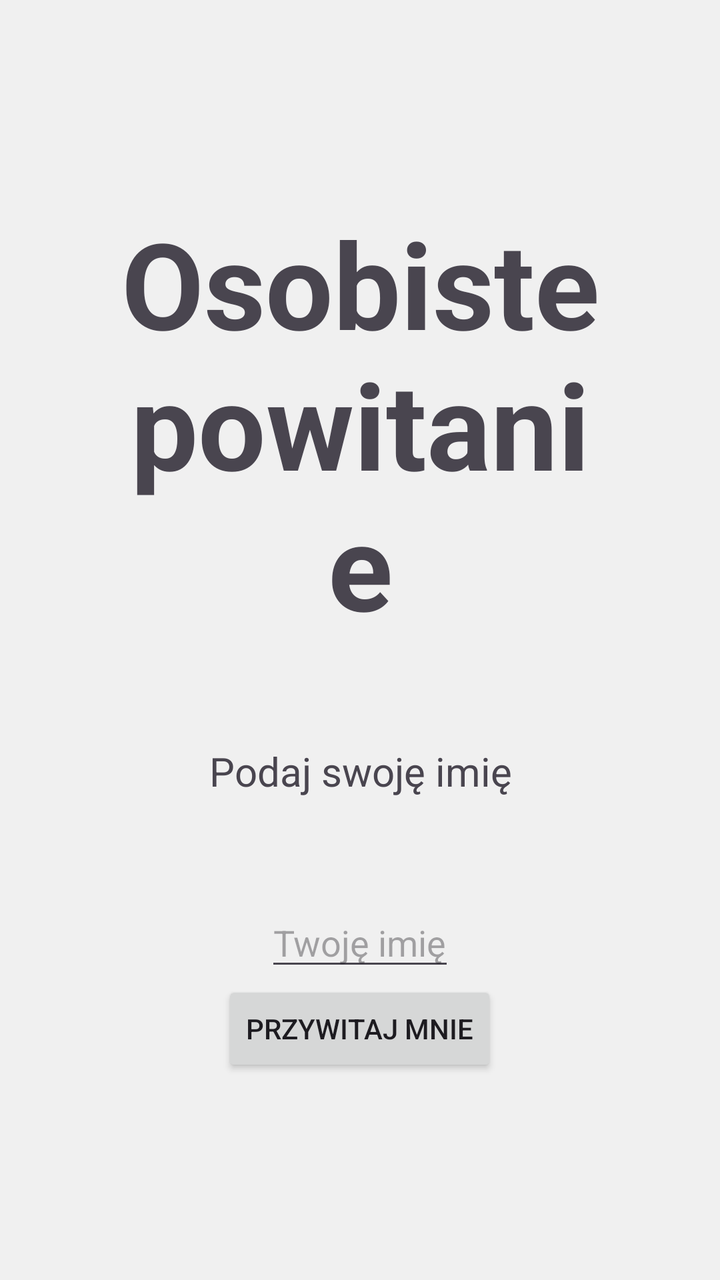
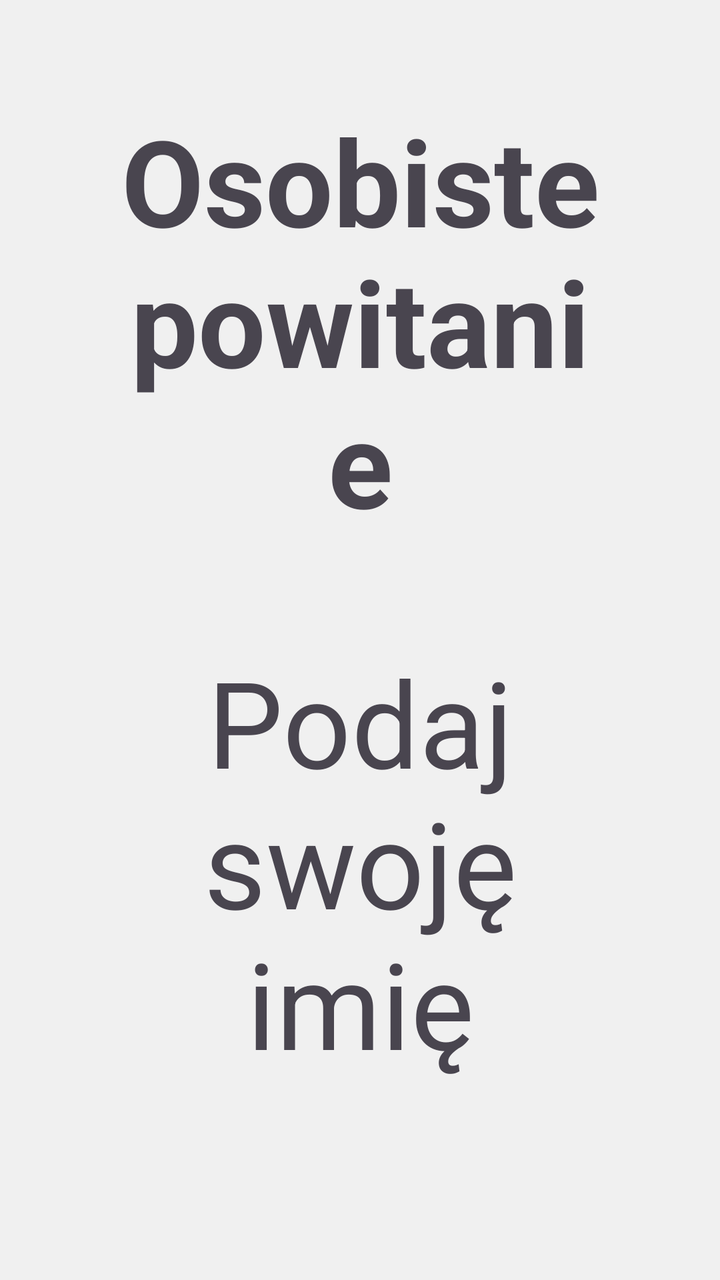

The first picture is an Android layout as it rendered before a commit; the second is the same layout after the commit. The layout source and the unified diff follow.
<!-- AndroidManifest.xml: application theme Theme.OsobistePowitanie -->
<!-- res/layout/activity_main.xml -->
<?xml version="1.0" encoding="utf-8"?>
<LinearLayout xmlns:android="http://schemas.android.com/apk/res/android"
    android:id="@+id/main"
    android:gravity="center"
    android:layout_width="match_parent"
    android:layout_height="match_parent"
    android:orientation="vertical"
    android:background="#F0F0F0"
    android:padding="50dp"
    >

    <TextView
        android:gravity="center"
        android:layout_width="match_parent"
        android:layout_height="wrap_content"
        android:text="Osobiste powitanie"
        android:textStyle="bold"
        android:textSize="60dp"
        android:layout_marginBottom="50dp"
        />
    <TextView

        android:layout_width="match_parent"
        android:layout_height="wrap_content"
        android:text="Podaj swoję imię"
        android:gravity="center"
        android:textSize="20dp"
        android:layout_marginBottom="50dp"
        />

    <EditText
        android:hint="Twoję imię"
        android:id="@+id/imie"
        android:layout_width="wrap_content"
        android:layout_height="wrap_content"/>
    <Button
        android:layout_width="wrap_content"
        android:layout_height="wrap_content"
        android:text="Przywitaj mnie"
        android:id="@+id/guzik"/>

</LinearLayout>
<!-- resources referenced by this layout -->
<resources>
  <style name="Theme.OsobistePowitanie" parent="Base.Theme.OsobistePowitanie" />
  <style name="Base.Theme.OsobistePowitanie" parent="Theme.Material3.DayNight.NoActionBar">
          
          
      </style>
</resources>

<!-- the commit's change to res/layout/activity_main.xml (unified diff, before → after) -->
@@ -16,6 +16,7 @@
         android:text="Osobiste powitanie"
         android:textStyle="bold"
         android:textSize="60dp"
+
         android:layout_marginBottom="50dp"
         />
     <TextView
@@ -24,7 +25,7 @@
         android:layout_height="wrap_content"
         android:text="Podaj swoję imię"
         android:gravity="center"
-        android:textSize="20dp"
+        android:textSize="60dp"
         android:layout_marginBottom="50dp"
         />
 
